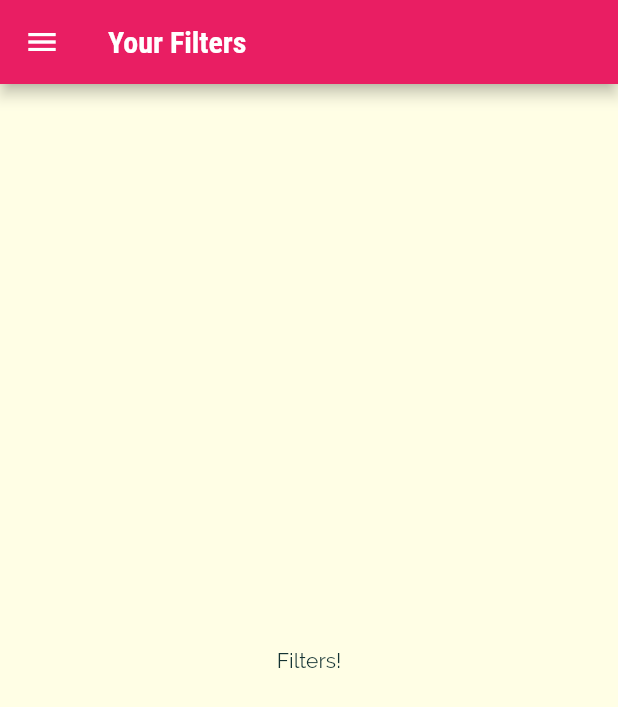
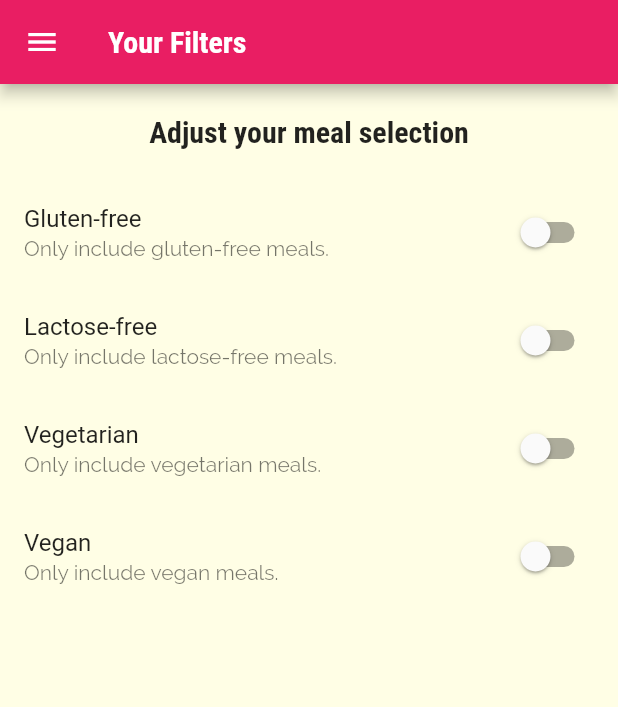
Before and after one commit to quangkhatran/meals_app, a Flutter app: the FiltersScreen screen opened by its route, on a phone screen of 412 x 824 dp. Shown: the top 707 px of the screen. Run offline on Flutter 3.47's test engine with Material 2 defaults, Android fonts, the phone set to English and light mode, and no system bars.

Commit message:
build Filters screen

```diff
--- a/lib/screens/filters_screen.dart
+++ b/lib/screens/filters_screen.dart
@@ -1,8 +1,32 @@
 import 'package:flutter/material.dart';
 import '../widgets/main_drawer.dart';
 
-class FiltersScreen extends StatelessWidget {
+class FiltersScreen extends StatefulWidget {
   static const routeName = '/filters';
+
+  @override
+  State<FiltersScreen> createState() => _FiltersScreenState();
+}
+
+class _FiltersScreenState extends State<FiltersScreen> {
+  bool _glutenFree = false;
+  bool _vegetarian = false;
+  bool _vegan = false;
+  bool _lactoseFree = false;
+
+  Widget _buildSwitchListTile(
+    String title,
+    String description,
+    bool currentValue,
+    Function updateValue,
+  ) {
+    return SwitchListTile(
+      title: Text(title),
+      value: currentValue,
+      subtitle: Text(description),
+      onChanged: updateValue,
+    );
+  }
 
   @override
   Widget build(BuildContext context) {
@@ -12,9 +36,58 @@ class FiltersScreen extends StatelessWidget {
         title: Text('Your Filters'),
       ),
       drawer: MainDrawer(),
-      body: Center(
-        child: Text('Filters!'),
-      ),
+      body: Column(children: <Widget>[
+        Container(
+          padding: EdgeInsets.all(20),
+          child: Text('Adjust your meal selection',
+              style: Theme.of(context).textTheme.headline6),
+        ),
+        Expanded(
+            child: ListView(
+          children: <Widget>[
+            _buildSwitchListTile(
+              'Gluten-free',
+              'Only include gluten-free meals.',
+              _glutenFree,
+              (newValue) {
+                setState(() {
+                  _glutenFree = newValue;
+                });
+              },
+            ),
+            _buildSwitchListTile(
+              'Lactose-free',
+              'Only include lactose-free meals.',
+              _glutenFree,
+              (newValue) {
+                setState(() {
+                  _lactoseFree = newValue;
+                });
+              },
+            ),
+            _buildSwitchListTile(
+              'Vegetarian',
+              'Only include vegetarian meals.',
+              _glutenFree,
+              (newValue) {
+                setState(() {
+                  _vegetarian = newValue;
+                });
+              },
+            ),
+            _buildSwitchListTile(
+              'Vegan',
+              'Only include vegan meals.',
+              _glutenFree,
+              (newValue) {
+                setState(() {
+                  _vegan = newValue;
+                });
+              },
+            ),
+          ],
+        )),
+      ]),
     );
   }
 }
```
